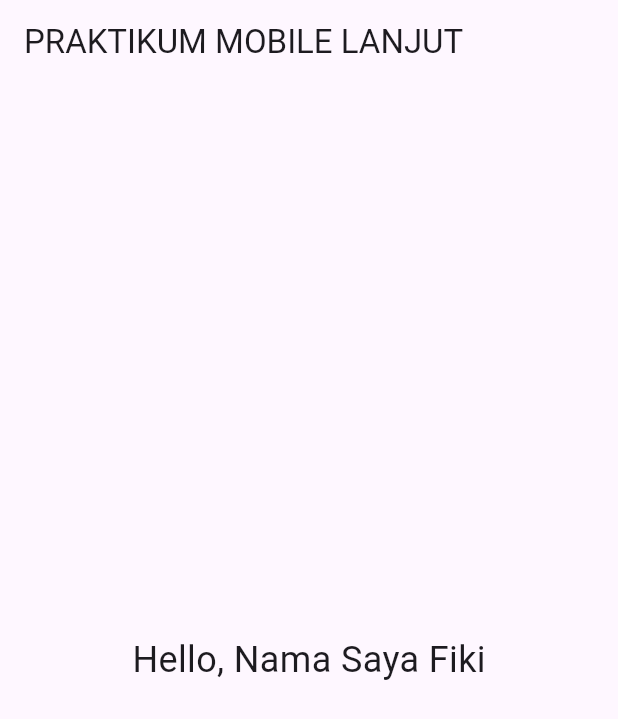
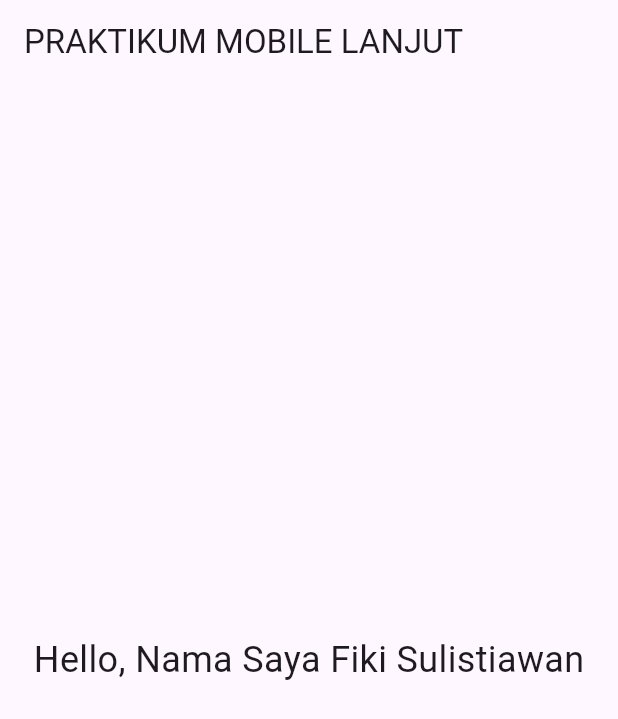
Before and after one commit to kiisann/prak-mobilelanjut-2417051030, a Flutter app: the screen it shows after launch, on a phone screen of 412 x 824 dp. Shown: the top 719 px of the screen. Run offline on Flutter 3.47's test engine with Material 3 defaults, Android fonts, the phone set to English and light mode, and no system bars.

Commit message:
ubah nama

```diff
--- a/lib/main.dart
+++ b/lib/main.dart
@@ -18,7 +18,7 @@ class MyApp extends StatelessWidget {
         appBar: AppBar(
           title: const Text('PRAKTIKUM MOBILE LANJUT')),
         body: const Center(
-          child: Text('Hello, Nama Saya Fiki', style: TextStyle(fontSize: 24)),
+          child: Text('Hello, Nama Saya Fiki Sulistiawan', style: TextStyle(fontSize: 24)),
         ),
         ),
       );
```
